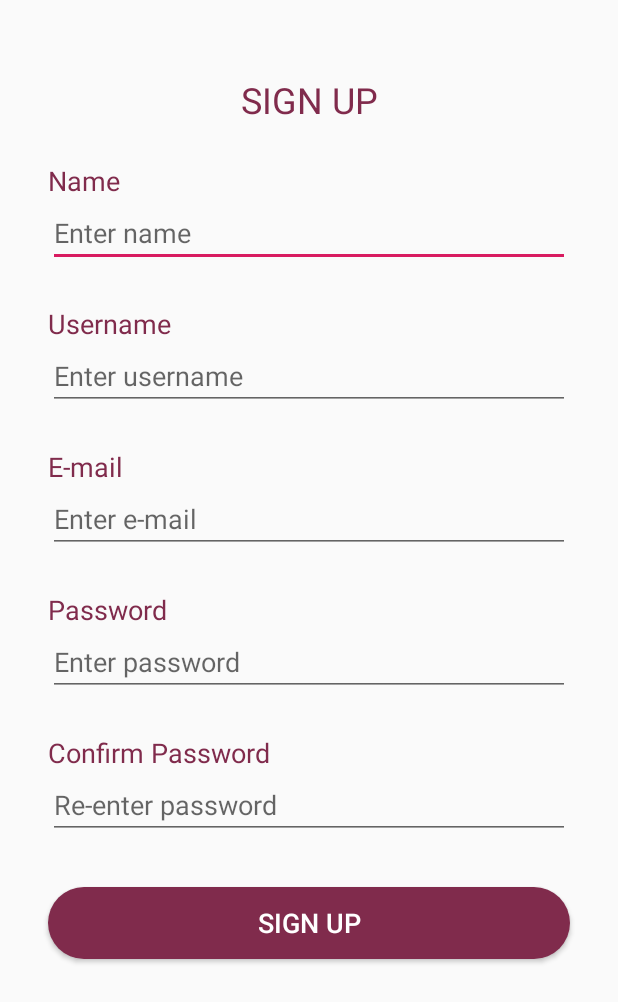
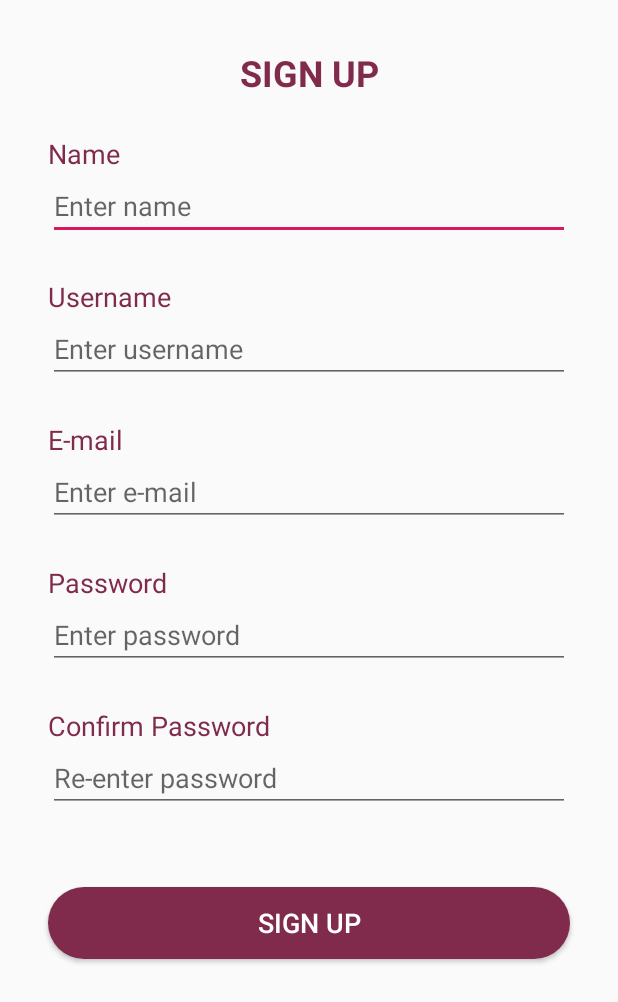
Before and after one commit to A-ASAD/Women-Security-Safety-System, an Android app: the sign_up screen opened directly, with no data from a screen before it, on a phone screen of 412 x 824 dp. Shown: the top 1002 px of the screen. Run offline under Robolectric (Android 15) with nearby library versions, the phone set to English and light mode, and no system bars.

Commit message:
//ui fixes

```diff
--- a/app/src/main/res/layout/activity_sign_up.xml
+++ b/app/src/main/res/layout/activity_sign_up.xml
@@ -14,10 +14,11 @@
             android:id="@+id/textView"
             android:layout_width="wrap_content"
             android:layout_height="wrap_content"
-            android:layout_marginTop="50dp"
+            android:layout_marginTop="32dp"
             android:text="SIGN UP"
             android:textColor="@color/colorPrimary"
             android:textSize="24sp"
+            android:textStyle="bold"
             app:layout_constraintEnd_toEndOf="parent"
             app:layout_constraintStart_toStartOf="parent"
             app:layout_constraintTop_toTopOf="parent" />
@@ -147,9 +148,9 @@
             android:layout_width="0dp"
             android:layout_height="wrap_content"
             android:layout_marginStart="32dp"
-            android:layout_marginTop="32dp"
+            android:layout_marginTop="50dp"
             android:layout_marginEnd="32dp"
-            android:layout_marginBottom="30dp"
+            android:layout_marginBottom="24dp"
             android:background="@drawable/login_btn_border"
             android:text="Sign UP"
             android:textColor="#FFFFFF"
```
